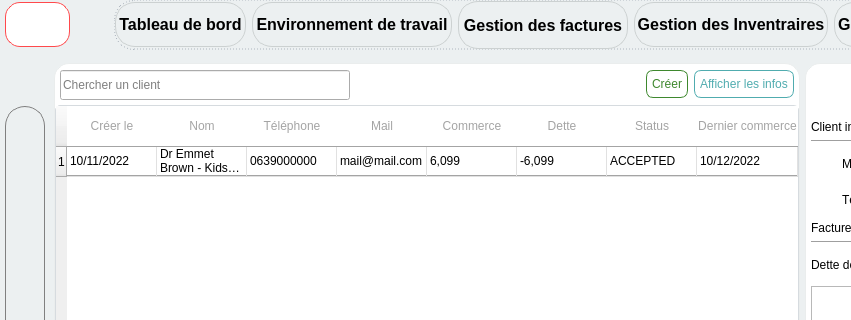
SAbdelH/DevisCreator_premium, file forms/dialog.ui: the form before one commit; both pictures show x 0 to 851 and y 0 to 320 of the 1303 by 907 pixel window.
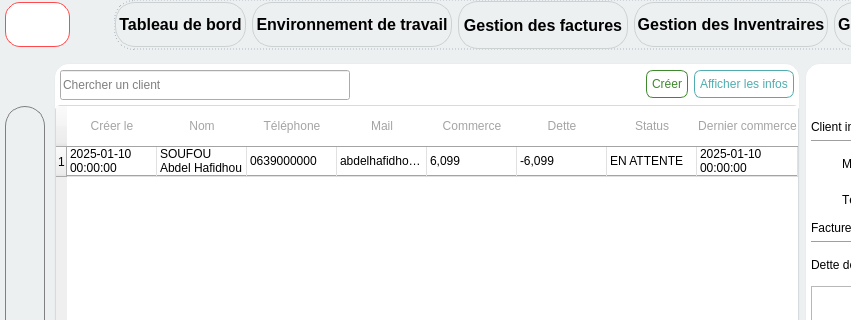
The form after the commit. The open tabs and pages were chosen to show the change. Icons and pictures are not drawn.

The edit to the form file:
```diff
--- a/forms/dialog.ui
+++ b/forms/dialog.ui
@@ -6241,12 +6241,12 @@
              </column>
              <item row="0" column="0">
               <property name="text">
-               <string>10/11/2022</string>
+               <string>2025-01-10 00:00:00</string>
               </property>
              </item>
              <item row="0" column="1">
               <property name="text">
-               <string>Dr Emmet Brown - Kids Bath</string>
+               <string>SOUFOU Abdel Hafidhou</string>
               </property>
              </item>
              <item row="0" column="2">
@@ -6256,7 +6256,7 @@
              </item>
              <item row="0" column="3">
               <property name="text">
-               <string>mail@mail.com</string>
+               <string>abdelhafidhou@live.fr</string>
               </property>
              </item>
              <item row="0" column="4">
@@ -6271,12 +6271,12 @@
              </item>
              <item row="0" column="6">
               <property name="text">
-               <string>ACCEPTED</string>
+               <string>EN ATTENTE</string>
               </property>
              </item>
              <item row="0" column="7">
               <property name="text">
-               <string>10/12/2022</string>
+               <string>2025-01-10 00:00:00</string>
               </property>
              </item>
             </widget>
```
Left out of the diff: 2 changed lines with no effect on the pictures.
